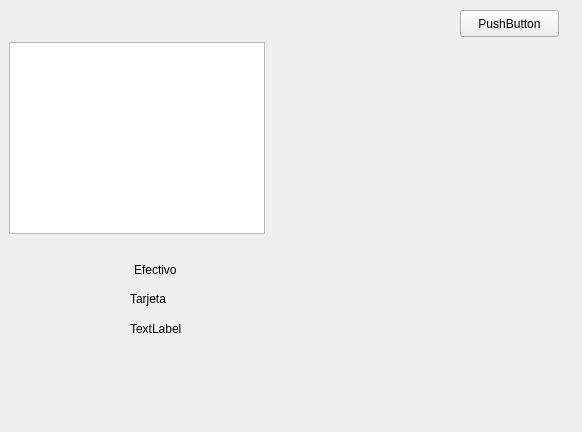
Qt form venta/ui_pagos.ui (rodety/Jireh) before a commit.
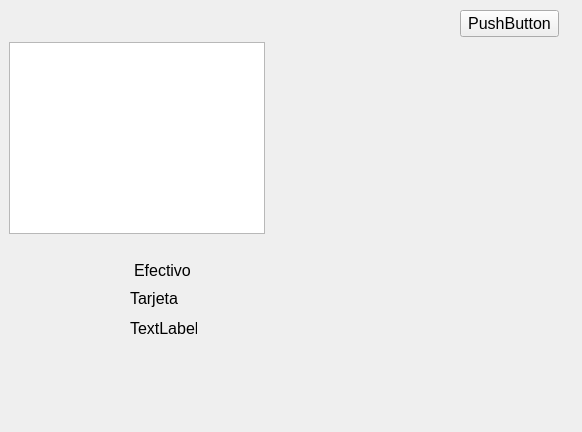
The same form after that commit.

Patch:
```diff
--- a/venta/ui_pagos.ui
+++ b/venta/ui_pagos.ui
@@ -10,6 +10,11 @@
     <height>432</height>
    </rect>
   </property>
+  <property name="font">
+   <font>
+    <pointsize>12</pointsize>
+   </font>
+  </property>
   <property name="windowTitle">
    <string>Lista de Pagos</string>
   </property>
```
